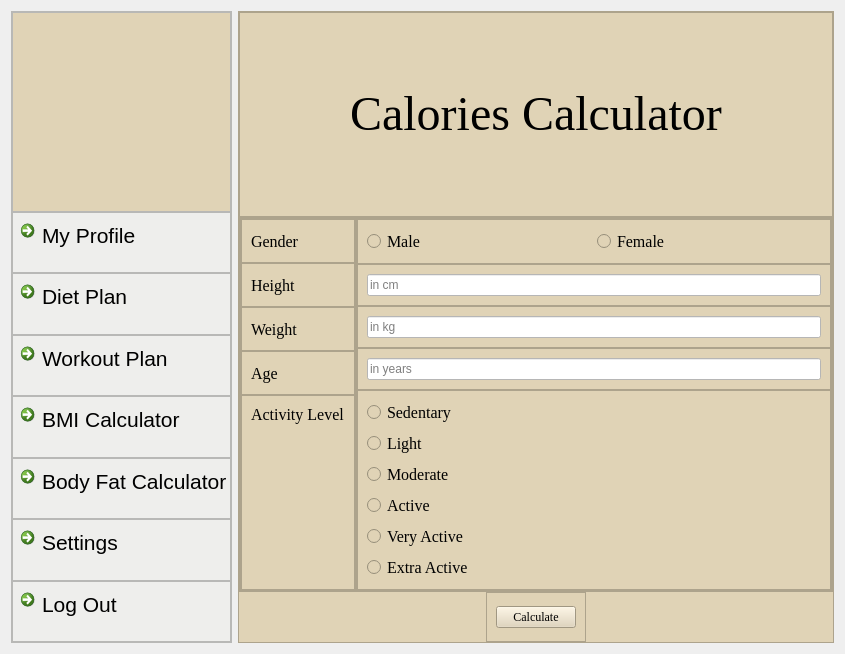
skidgefries/rightmeal, file caloriecalculator.ui: the form before one commit.
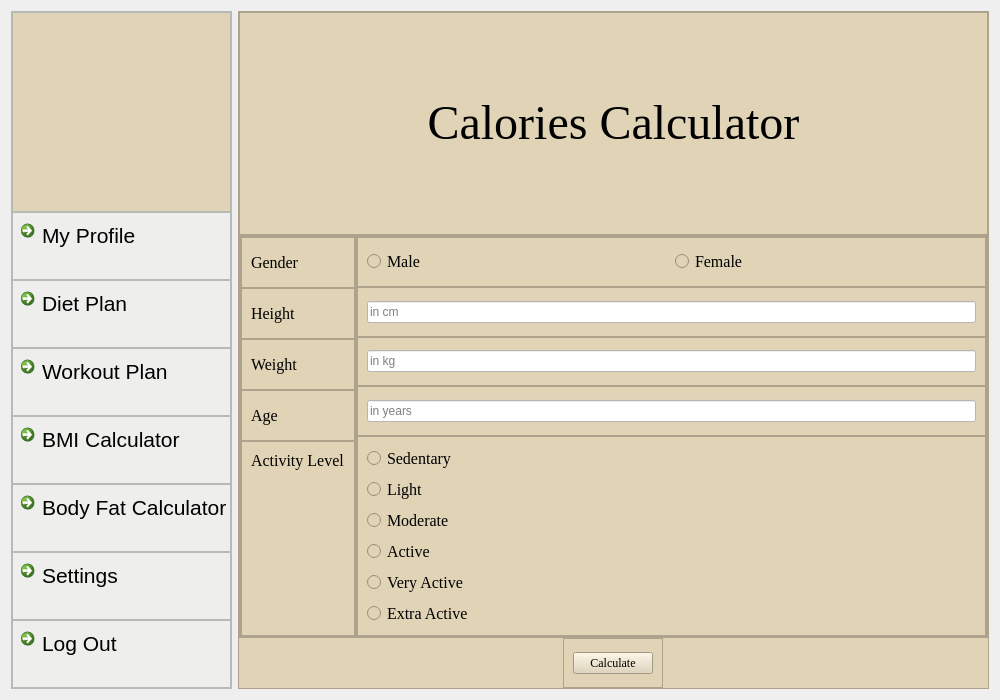
The form after the commit. Icons and pictures are not drawn.

Diff of the .ui file:
```diff
--- a/caloriecalculator.ui
+++ b/caloriecalculator.ui
@@ -6,8 +6,8 @@
    <rect>
     <x>0</x>
     <y>0</y>
-    <width>845</width>
-    <height>654</height>
+    <width>1000</width>
+    <height>700</height>
    </rect>
   </property>
   <property name="windowTitle">
```
